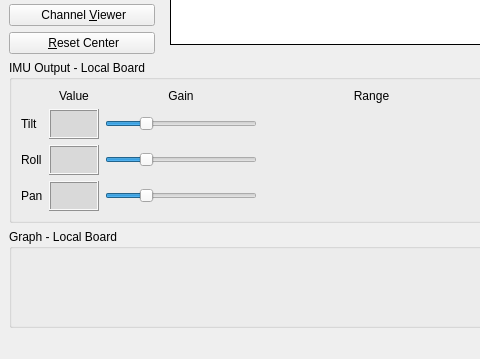
Qt form gui/src/mainwindow.ui (dlktdr/HeadTracker) before a commit; both pictures show x 0 to 480 and y 392 to 751 of the 608 by 751 pixel window.
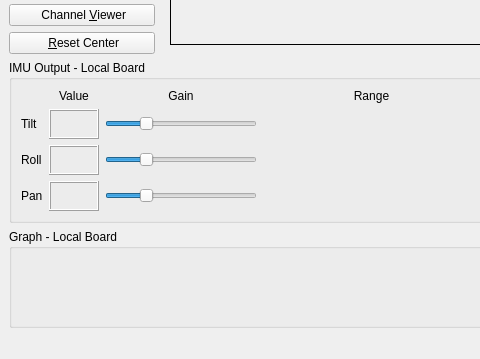
The same form after that commit. The open tabs and pages were chosen to show the change. Icons and pictures are not drawn. Custom widgets are drawn as their Qt base class.

Diff of the .ui file:
```diff
--- a/gui/src/mainwindow.ui
+++ b/gui/src/mainwindow.ui
@@ -286,9 +286,6 @@
             <property name="autoFillBackground">
              <bool>false</bool>
             </property>
-            <property name="styleSheet">
-             <string notr="true">background: white</string>
-            </property>
             <property name="frameShape">
              <enum>QFrame::Box</enum>
             </property>
@@ -3045,9 +3042,6 @@
          <property name="autoFillBackground">
           <bool>false</bool>
          </property>
-         <property name="styleSheet">
-          <string notr="true">background-color: #d9d9d9</string>
-         </property>
          <property name="frameShape">
           <enum>QFrame::Box</enum>
          </property>
@@ -3364,9 +3358,6 @@
          <property name="autoFillBackground">
           <bool>false</bool>
          </property>
-         <property name="styleSheet">
-          <string notr="true">background-color: #d9d9d9</string>
-         </property>
          <property name="frameShape">
           <enum>QFrame::Box</enum>
          </property>
@@ -3672,9 +3663,6 @@
          <property name="autoFillBackground">
           <bool>false</bool>
          </property>
-         <property name="styleSheet">
-          <string notr="true">background-color: #d9d9d9</string>
-         </property>
          <property name="frameShape">
           <enum>QFrame::Box</enum>
          </property>
@@ -3858,7 +3846,7 @@
          <property name="minimumSize">
           <size>
            <width>0</width>
-           <height>50</height>
+           <height>55</height>
           </size>
          </property>
         </widget>
```
